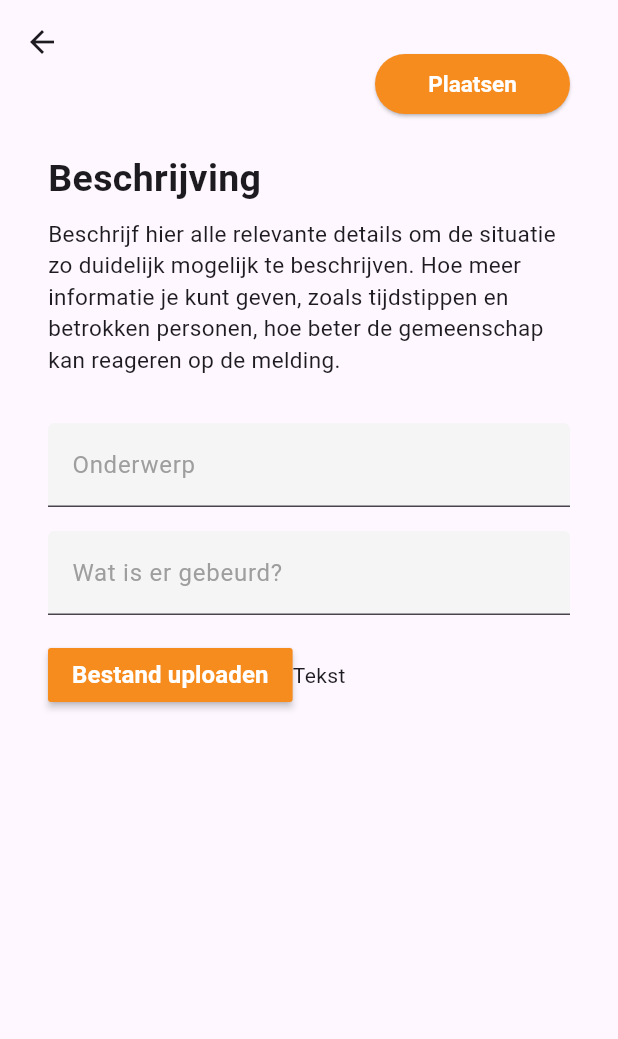
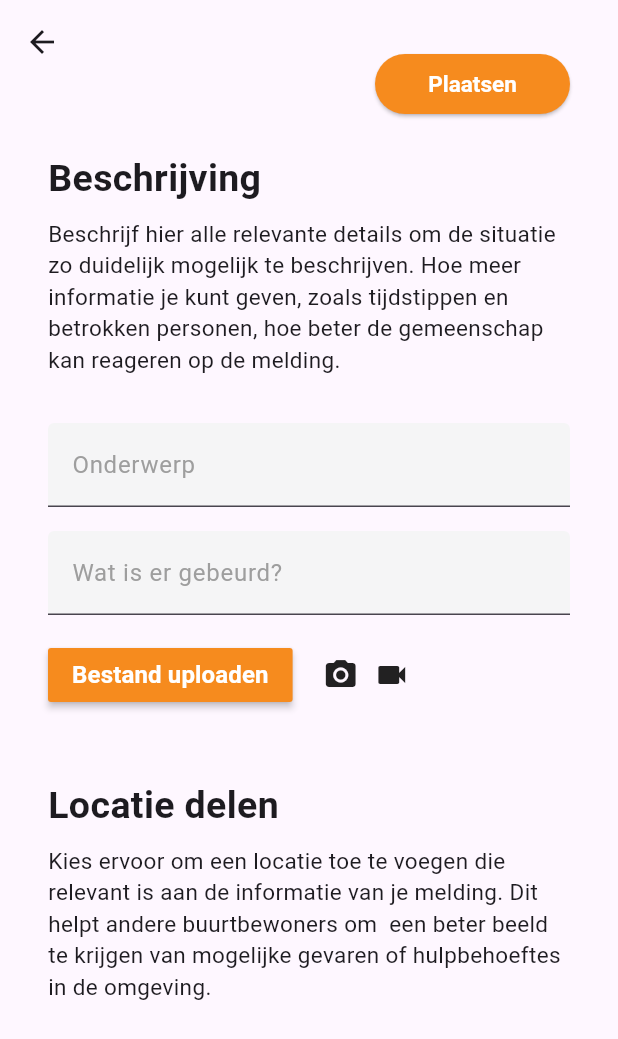
Before and after one commit to brentvanmalsen/safespot, a Flutter app: the BeschrijvingPage screen opened directly, on a phone screen of 412 x 824 dp. Shown: the top 1039 px of the screen. Run offline on Flutter 3.47's test engine with Material 3 defaults, Android fonts, the phone set to English and light mode, and no system bars; our stand-ins replace image_picker.

Commit message:
Afbeelding uploaden werkend gemaakt en titel voor Locatie delen toegevoegd

```diff
--- a/lib/beschrijving.dart
+++ b/lib/beschrijving.dart
@@ -8,7 +8,7 @@ class BeschrijvingPage extends StatefulWidget {
 }
 
 class _BeschrijvingPageState extends State<BeschrijvingPage> {
-  File? _selectedImgae;
+  File? _selectedImage;
 
   Future<void> _pickImageFromGallery() async {
     final returnedImage =
@@ -16,7 +16,7 @@ class _BeschrijvingPageState extends State<BeschrijvingPage> {
 
     if (returnedImage != null) {
       setState(() {
-        _selectedImgae = File(returnedImage.path);
+        _selectedImage = File(returnedImage.path);
       });
     }
   }
@@ -24,7 +24,9 @@ class _BeschrijvingPageState extends State<BeschrijvingPage> {
   @override
   Widget build(BuildContext context) {
     return Scaffold(
-      appBar: AppBar(),
+      appBar: AppBar(
+        elevation: 0,
+      ),
       body: SingleChildScrollView(
         child: Column(
           crossAxisAlignment: CrossAxisAlignment.start,
@@ -53,13 +55,10 @@ class _BeschrijvingPageState extends State<BeschrijvingPage> {
                 ),
               ),
             ),
-            Padding(
+            SizedBox(height: 16),
+            const Padding(
               padding: const EdgeInsets.symmetric(horizontal: 32),
-              child: Column(
-                crossAxisAlignment: CrossAxisAlignment.start,
-                children: [
-                  const SizedBox(height: 16),
-                  const TextField(
+              child: TextField(
                 decoration: InputDecoration(
                   labelText: 'Onderwerp',
                   labelStyle: TextStyle(color: Colors.grey),
@@ -70,14 +69,16 @@ class _BeschrijvingPageState extends State<BeschrijvingPage> {
                   fillColor: Color(0xFFF5F5F6),
                 ),
               ),
-                  const SizedBox(height: 16),
-                  const TextField(
+            ),
+            SizedBox(height: 16),
+            const Padding(
+              padding: const EdgeInsets.symmetric(horizontal: 32),
+              child: TextField(
                 keyboardType: TextInputType.multiline,
                 maxLines: null,
                 decoration: InputDecoration(
                   labelText: 'Wat is er gebeurd?',
                   labelStyle: TextStyle(color: Colors.grey),
-                      // Aanpassen van de randkleur naar oranje
                   focusedBorder: OutlineInputBorder(
                     borderSide: BorderSide(color: Color(0xFFF68B1E)),
                   ),
@@ -85,37 +86,72 @@ class _BeschrijvingPageState extends State<BeschrijvingPage> {
                   fillColor: Color(0xFFF5F5F6),
                 ),
               ),
-                  const SizedBox(height: 16),
-                  Row(
+            ),
+            SizedBox(height: 16),
+            Padding(
+              padding: const EdgeInsets.symmetric(horizontal: 32),
+              child: Row(
                 children: [
                   MaterialButton(
                     color: Color(0xFFF68B1E),
+                    onPressed: _pickImageFromGallery,
                     child: const Text(
                       "Bestand uploaden",
                       style: TextStyle(
                         color: Colors.white,
                         fontWeight: FontWeight.bold,
-                              fontSize: 16),
+                        fontSize: 16,
                       ),
-                        onPressed: _pickImageFromGallery,
                     ),
-                      const SizedBox(
-                        height: 20,
                   ),
-                      if (_selectedImgae != null)
-                        Image.file(_selectedImgae!)
-                      else
-                        const Text("Tekst")
+                  SizedBox(width: 20),
+                  if (_selectedImage == null)
+                    const Row(
+                      children: [
+                        Icon(Icons.camera_alt),
+                        SizedBox(width: 10),
+                        Icon(Icons.videocam),
                       ],
                     ),
                 ],
               ),
             ),
+            if (_selectedImage != null)
+              Padding(
+                padding: const EdgeInsets.only(
+                    left: 32, top: 32, right: 32, bottom: 0),
+                child: Image.file(_selectedImage!),
+              ),
+            const Padding(
+              padding: const EdgeInsets.only(left: 32, top: 45, right: 32),
+              child: Text(
+                'Locatie delen',
+                style: TextStyle(
+                  fontSize: 25,
+                  fontWeight: FontWeight.bold,
+                  fontFamily: 'Roboto',
+                ),
+              ),
+            ),
+            const Padding(
+              padding: const EdgeInsets.symmetric(horizontal: 32),
+              child: Padding(
+                padding: const EdgeInsets.fromLTRB(0, 8, 0, 16),
+                child: Text(
+                  'Kies ervoor om een locatie toe te voegen die relevant is aan de informatie van je melding. Dit helpt andere buurtbewoners om  een beter beeld te krijgen van mogelijke gevaren of hulpbehoeftes in de omgeving.',
+                  style: TextStyle(
+                    fontSize: 15,
+                    fontFamily: 'Roboto',
+                  ),
+                ),
+              ),
+            ),
+            SizedBox(height: 16),
           ],
         ),
       ),
       floatingActionButton: Container(
-        margin: const EdgeInsets.only(right: 16),
+        margin: EdgeInsets.only(right: 16),
         width: 130,
         child: ElevatedButton(
           onPressed: () {},
@@ -128,7 +164,7 @@ class _BeschrijvingPageState extends State<BeschrijvingPage> {
               fontSize: 15,
             ),
           ),
-          child: const Text('Plaatsen'),
+          child: Text('Plaatsen'),
         ),
       ),
       floatingActionButtonLocation: FloatingActionButtonLocation.endTop,
```
Also changed, not shown: pubspec.lock. Lines whose indentation alone changed are shown as unchanged.
